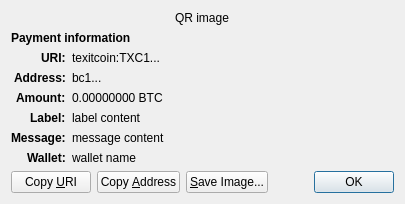
Qt form src/qt/forms/receiverequestdialog.ui (blockchainmint1/iskandercoin) before a commit.
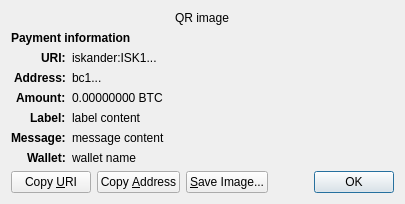
The same form after that commit. Custom widgets are drawn as their Qt base class.

Commit message: Migrate to Iskander

```diff
--- a/src/qt/forms/receiverequestdialog.ui
+++ b/src/qt/forms/receiverequestdialog.ui
@@ -65,7 +65,7 @@
    <item row="2" column="1" alignment="Qt::AlignTop">
     <widget class="QLabel" name="uri_content">
      <property name="text">
-      <string notr="true">texitcoin:TXC1...</string>
+      <string notr="true">iskander:ISK1...</string>
      </property>
      <property name="textFormat">
       <enum>Qt::RichText</enum>
```
The commit also changes 336 other files.
